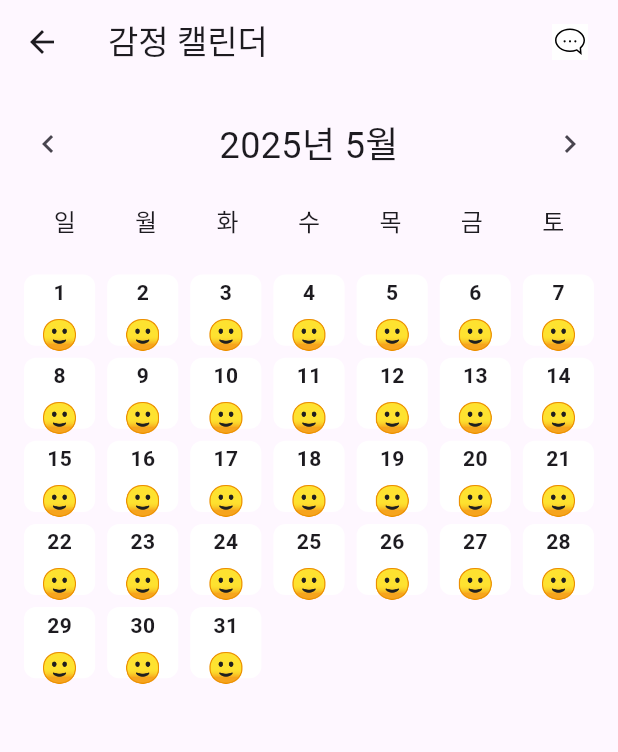
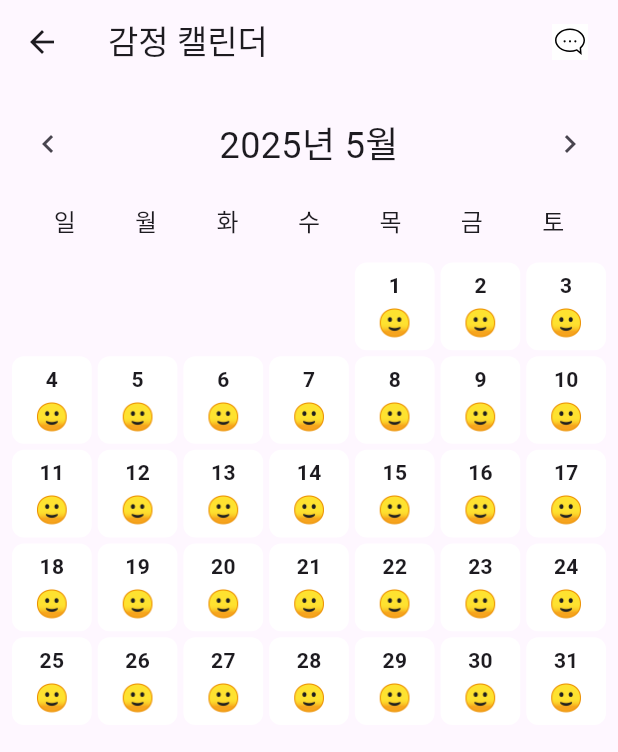
Before and after one commit to miinGdev/capstoneProject, a Flutter app: the CalendarScreen screen opened by its route, after a tap on the "chevron left" icon, on a phone screen of 412 x 824 dp. Shown: the top 752 px of the screen. Run offline on Flutter 3.47's test engine with Material 3 defaults, Android fonts, the phone set to English and light mode, and no system bars; our stand-ins replace firebase_auth, firebase_core, flutter_svg, flutter_tts, shared_preferences, speech_to_text; accounts and stored records are empty; network calls fail.

Commit message:
모두들 수고 많으셨습니다! 최종 편집본입니다!!

```diff
--- a/lib/main.dart
+++ b/lib/main.dart
@@ -24,12 +24,12 @@ class MyApp extends StatelessWidget {
       initialRoute: '/',
       routes: {
         //'/': (context) => const LoginScreen(),
-        '/': (context) => const HomeScreen(),
+        //'/': (context) => const HomeScreen(),
         '/chat': (context) => const ChatScreen(),
         '/cal' : (context) => const CalendarScreen(),
         '/set' : (context) => const SettingScreen(),
         '/onboarding' : (context) => const OnboardingScreen(),
-        '/login' : (context) => const NameInputScreen(),
+        '/' : (context) => const NameInputScreen(),
       },
     );
   }
--- a/lib/screens/calendar_screen.dart
+++ b/lib/screens/calendar_screen.dart
@@ -5,6 +5,7 @@ import 'package:flutter_svg/flutter_svg.dart';
 import 'chat_screen.dart';
 import 'diary_screen.dart';
 import 'setting_screen.dart';
+import 'package:shared_preferences/shared_preferences.dart';
 
 class CalendarScreen extends StatefulWidget {
   const CalendarScreen({super.key});
@@ -14,33 +15,10 @@ class CalendarScreen extends StatefulWidget {
 }
 
 class _CalendarScreenState extends State<CalendarScreen> {
-  Map<int, String> emotionData = {}; // 날짜별 이모지 저장
+  Map<int, String> emotionData = {};
   int? _selectedDay;
   DateTime _currentMonth = DateTime.now();
 
-  // 감정 분석 API 호출
-  Future<String> analyzeEmotion(String text) async {
-    final uri = Uri.parse("http://210.125.91.93:8000/emotion");
-
-    final response = await http.post(
-      uri,
-      headers: {"Content-Type": "application/json"},
-      body: jsonEncode({
-        "message": text,
-        "tone": "기본",
-        "history": []
-      }),
-    );
-
-    if (response.statusCode == 200) {
-      final data = jsonDecode(utf8.decode(response.bodyBytes));
-      return data["response"]; // 긍정 / 부정 / 보통
-    } else {
-      return "분석 실패";
-    }
-  }
-
-  // 감정 → 이모지
   String emotionToEmoji(String emotion) {
     switch (emotion) {
       case "긍정":
@@ -50,70 +28,85 @@ class _CalendarScreenState extends State<CalendarScreen> {
       case "부정":
         return "😢";
       default:
-        return "😊";
+        return "🙂";
     }
   }
 
-  // 월별 날짜 수 계산 함수
+  Future<void> fetchEmotionMap() async {
+    final prefs = await SharedPreferences.getInstance();
+    final userId = prefs.getString("user_id") ?? "unknown";
+    final year = _currentMonth.year;
+    final month = _currentMonth.month;
+
+    final uri = Uri.parse(
+        "http://210.125.91.93:3000/calendarEmotion?user_id=$userId&year=$year&month=$month");
+    final response = await http.get(uri);
+
+    if (response.statusCode == 200) {
+      final data = jsonDecode(utf8.decode(response.bodyBytes));
+      Map<int, String> temp = {};
+
+      for (final item in data["emotions"]) {
+        final date = DateTime.parse(item["date"]);
+        if (date.year == year && date.month == month) {
+          final int day = date.day;
+          final finalEmotion = item["finalEmotion"];
+          temp[day] = emotionToEmoji(finalEmotion);
+        }
+      }
+
+      setState(() {
+        emotionData = temp;
+      });
+    }
+  }
+
   int daysInMonth(DateTime date) {
     final year = date.year;
     final month = date.month;
-
-    if (month == 12) {
-      return 31;
-    }
-
+    if (month == 12) return 31;
     final firstDayThisMonth = DateTime(year, month, 1);
     final firstDayNextMonth = DateTime(year, month + 1, 1);
     return firstDayNextMonth.difference(firstDayThisMonth).inDays;
   }
 
-  // 날짜 탭 시 샘플 텍스트 분석 후 이모지 저장
-  void _onDayTapped(int day) async {
-    // final sampleText = "오늘 너무 힘들었어. 친구랑 다투고 과제도 많았어."; // 샘플
-    // final emotion = await analyzeEmotion(sampleText);
-    setState(() {
-      emotionData[day] = "😐";
-      //emotionToEmoji(emotion)
-    });
-
-    // 일기 보기로 이동
+  void _onDayTapped(int day) {
+    final date = DateTime(_currentMonth.year, _currentMonth.month, day);
     Navigator.push(
       context,
-      MaterialPageRoute(builder: (_) => DiaryScreen(day: day)),
+      MaterialPageRoute(
+        builder: (_) => DiaryScreen(
+          day: day,
+          diaryDate: date,
+        ),
+      ),
     );
   }
 
   @override
+  void initState() {
+    super.initState();
+    fetchEmotionMap();
+  }
+
+  @override
   Widget build(BuildContext context) {
-    final days = daysInMonth(_currentMonth); // 현재 월의 총 날짜 수
+    final days = daysInMonth(_currentMonth);
+    final firstDay = DateTime(_currentMonth.year, _currentMonth.month, 1);
+    final startWeekday = firstDay.weekday % 7; // ✅ 수정된 부분: 일요일 시작 기준
+    final totalItems = startWeekday + days;
 
     return Scaffold(
       appBar: AppBar(
-        /*leading: IconButton(
-          icon: const Icon(Icons.settings, color: Colors.black),
-          onPressed: () {
-            Navigator.push(
-              context,
-              MaterialPageRoute(builder: (_) => const SettingScreen()),
-            );
-          },
-        ),*/
         title: const Text("감정 캘린더"),
         actions: [
           Padding(
             padding: const EdgeInsets.symmetric(horizontal: 8.0),
             child: IconButton(
-              icon: SvgPicture.asset(
-                'assets/icon_chat.svg',
-                width: 24,
-                height: 24,
-              ),
+              icon: SvgPicture.asset('assets/icon_chat.svg', width: 24, height: 24),
               onPressed: () {
-                Navigator.push(
-                  context,
-                  MaterialPageRoute(builder: (context) => const ChatScreen()),
-                );
+                Navigator.push(context,
+                    MaterialPageRoute(builder: (context) => const ChatScreen()));
               },
             ),
           ),
@@ -132,85 +125,87 @@ class _CalendarScreenState extends State<CalendarScreen> {
                   onPressed: () {
                     setState(() {
                       _currentMonth = DateTime(_currentMonth.year, _currentMonth.month - 1);
+                      fetchEmotionMap();
                     });
                   },
                 ),
-                Text(
-                  "${_currentMonth.year}년 ${_currentMonth.month}월",
-                  style: const TextStyle(fontSize: 24),
-                ),
+                Text("${_currentMonth.year}년 ${_currentMonth.month}월",
+                    style: const TextStyle(fontSize: 24)),
                 IconButton(
                   icon: const Icon(Icons.chevron_right),
                   onPressed: () {
                     setState(() {
                       _currentMonth = DateTime(_currentMonth.year, _currentMonth.month + 1);
+                      fetchEmotionMap();
                     });
                   },
                 ),
               ],
             ),
           ),
-
           const SizedBox(height: 16),
-
           Padding(
             padding: const EdgeInsets.symmetric(horizontal: 16),
             child: Row(
               mainAxisAlignment: MainAxisAlignment.spaceBetween,
               children: const [
-                Expanded(child: Center(child: Text("일", style: const TextStyle(fontSize: 16),))),
-                Expanded(child: Center(child: Text("월", style: const TextStyle(fontSize: 16),))),
-                Expanded(child: Center(child: Text("화", style: const TextStyle(fontSize: 16),))),
-                Expanded(child: Center(child: Text("수", style: const TextStyle(fontSize: 16),))),
-                Expanded(child: Center(child: Text("목", style: const TextStyle(fontSize: 16),))),
-                Expanded(child: Center(child: Text("금", style: const TextStyle(fontSize: 16),))),
-                Expanded(child: Center(child: Text("토", style: const TextStyle(fontSize: 16),))),
+                Expanded(child: Center(child: Text("일", style: TextStyle(fontSize: 16)))),
+                Expanded(child: Center(child: Text("월", style: TextStyle(fontSize: 16)))),
+                Expanded(child: Center(child: Text("화", style: TextStyle(fontSize: 16)))),
+                Expanded(child: Center(child: Text("수", style: TextStyle(fontSize: 16)))),
+                Expanded(child: Center(child: Text("목", style: TextStyle(fontSize: 16)))),
+                Expanded(child: Center(child: Text("금", style: TextStyle(fontSize: 16)))),
+                Expanded(child: Center(child: Text("토", style: TextStyle(fontSize: 16)))),
               ],
             ),
           ),
-
           const SizedBox(height: 8),
           Expanded(
-            child: GridView.builder(
-              padding: const EdgeInsets.all(16),
-              gridDelegate: const SliverGridDelegateWithFixedCrossAxisCount(
+            child: LayoutBuilder(
+              builder: (context, constraints) {
+                final cellWidth = constraints.maxWidth / 7;
+                final cellHeight = cellWidth * 1.1;
+
+                return GridView.builder(
+                  padding: const EdgeInsets.all(8),
+                  itemCount: totalItems,
+                  gridDelegate: SliverGridDelegateWithFixedCrossAxisCount(
                     crossAxisCount: 7,
-                mainAxisSpacing: 8,
-                crossAxisSpacing: 8,
+                    mainAxisSpacing: 4,
+                    crossAxisSpacing: 4,
+                    childAspectRatio: cellWidth / cellHeight,
                   ),
-              itemCount: days,
                   itemBuilder: (context, index) {
-                final day = index + 1;
+                    if (index < startWeekday) {
+                      return const SizedBox.shrink();
+                    }
+                    final day = index - startWeekday + 1;
                     final emoji = emotionData[day] ?? "🙂";
 
                     return GestureDetector(
                       onTap: () {
-                    setState(() {
-                      _selectedDay = day;
-                    });
+                        setState(() => _selectedDay = day);
                         _onDayTapped(day);
                       },
                       child: Container(
                         decoration: BoxDecoration(
                           borderRadius: BorderRadius.circular(8),
-                    color: _selectedDay == day ? Colors.grey.shade300 : Colors.white,
+                          color: _selectedDay == day
+                              ? Colors.grey.shade300
+                              : Colors.white,
                         ),
-                  padding: const EdgeInsets.all(2),
+                        padding: const EdgeInsets.symmetric(vertical: 4),
                         child: Column(
                           mainAxisAlignment: MainAxisAlignment.center,
                           children: [
-                  Text(
-                  "$day",
-                  style: const TextStyle(fontWeight: FontWeight.bold),
-                  ),
-                  const SizedBox(height: 4),
-                  Text(
-                  emoji,
-                  style: const TextStyle(fontSize: 20),
-                  ),
+                            Text("$day", style: const TextStyle(fontWeight: FontWeight.bold)),
+                            const SizedBox(height: 2),
+                            Text(emoji, style: const TextStyle(fontSize: 18)),
                           ],
                         ),
                       ),
+                    );
+                  },
                 );
               },
             ),
--- a/pubspec.yaml
+++ b/pubspec.yaml
@@ -15,6 +15,7 @@ dependencies:
   flutter_svg: ^2.0.7
   speech_to_text: ^6.4.1
   flutter_tts: ^3.8.3
+  shared_preferences: ^2.2.2
 
   # 추가 패키지들 (필요 시 여기에 패키지 추가)
   provider: ^6.0.5
```
Also changed, not shown: lib/screens/chat_screen.dart (+23 -57 lines), lib/screens/diary_screen.dart (+24 -27 lines), lib/screens/diary_time_screen.dart (added, +116 -0 lines), lib/screens/userid_login_screen.dart (+36 -5 lines), assets/icon_listen.svg (added), pubspec.lock, 1 other file. Lines whose indentation alone changed are shown as unchanged.
